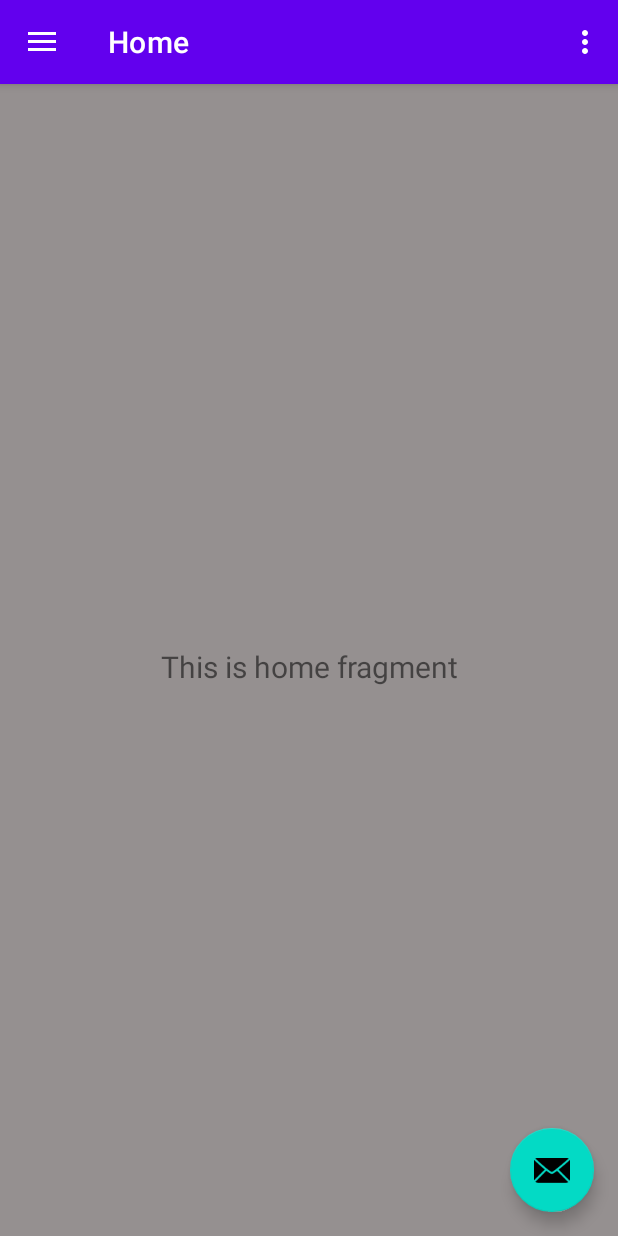
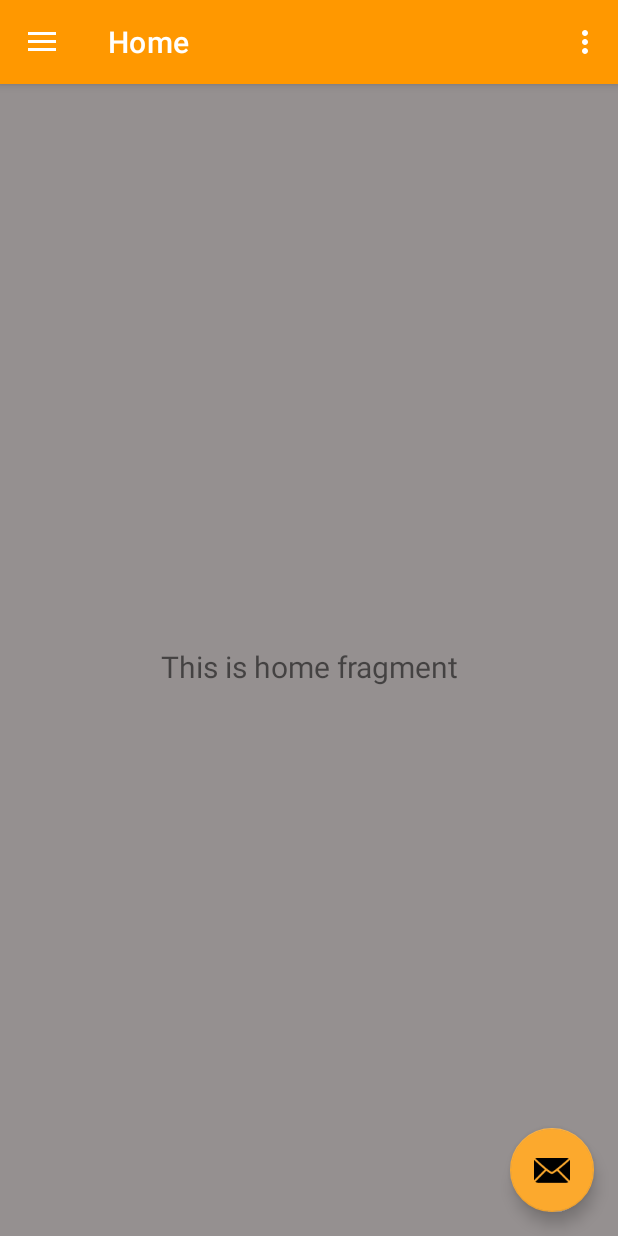
Before and after one commit to RogueBit2002/WatchApp, an Android app: the screen it shows after launch (MainActivity), on a phone screen of 412 x 824 dp. Run offline under Robolectric (Android 15) with nearby library versions, the phone set to English and light mode, and no system bars; our stand-ins replace navigation-ui.

Commit message:
achtergrondkleuren staan nu hierin vast ipv in de attributes van de afzondelijke schermen

```diff
--- a/app/src/main/res/values/colors.xml
+++ b/app/src/main/res/values/colors.xml
@@ -1,9 +1,9 @@
 <?xml version="1.0" encoding="utf-8"?>
 <resources>
-    <color name="purple_200">#FFBB86FC</color>
-    <color name="purple_500">#FF6200EE</color>
-    <color name="purple_700">#FF3700B3</color>
-    <color name="teal_200">#FF03DAC5</color>
+    <color name="orange_200">#FF9800</color>
+    <color name="orange_500">#FF9800</color>
+    <color name="grey_700">#959090</color>
+    <color name="orangelight_200">#fca92d</color>
     <color name="teal_700">#FF018786</color>
     <color name="black">#FF000000</color>
     <color name="white">#FFFFFFFF</color>
--- a/app/src/main/res/values/themes.xml
+++ b/app/src/main/res/values/themes.xml
@@ -2,11 +2,11 @@
     <!-- Base application theme. -->
     <style name="Theme.WatchApp" parent="Theme.MaterialComponents.DayNight.DarkActionBar">
         <!-- Primary brand color. -->
-        <item name="colorPrimary">@color/purple_500</item>
-        <item name="colorPrimaryVariant">@color/purple_700</item>
+        <item name="colorPrimary">@color/orange_500</item>
+        <item name="colorPrimaryVariant">@color/grey_700</item>
         <item name="colorOnPrimary">@color/white</item>
         <!-- Secondary brand color. -->
-        <item name="colorSecondary">@color/teal_200</item>
+        <item name="colorSecondary">@color/orangelight_200</item>
         <item name="colorSecondaryVariant">@color/teal_700</item>
         <item name="colorOnSecondary">@color/black</item>
         <!-- Status bar color. -->
```
